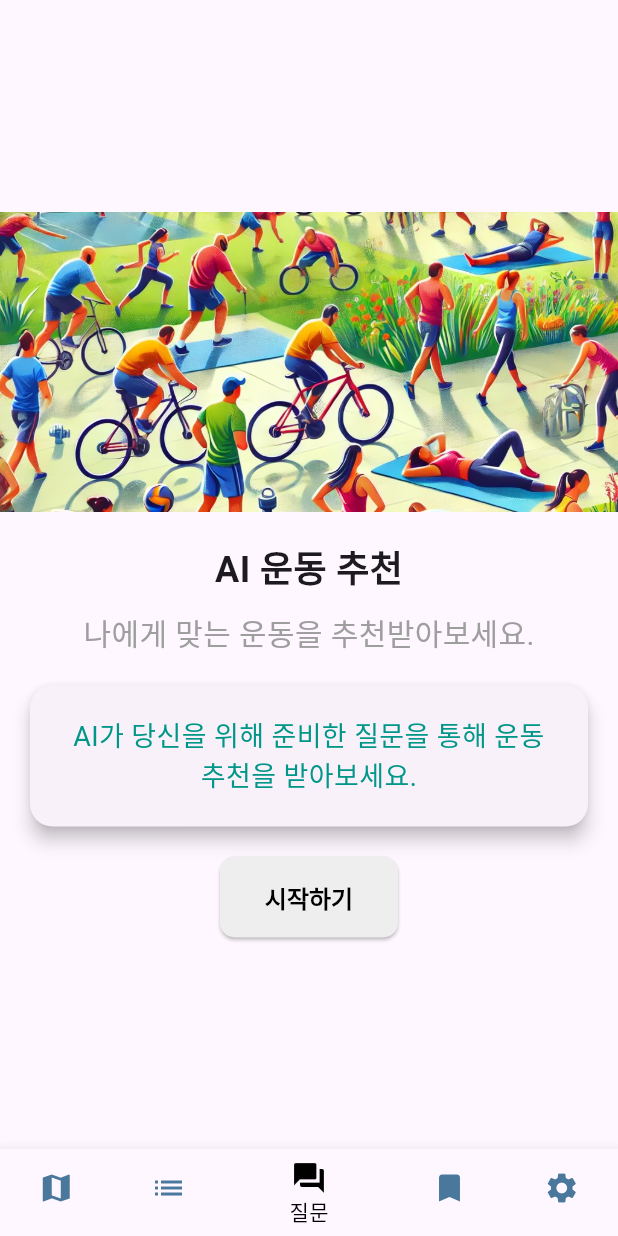
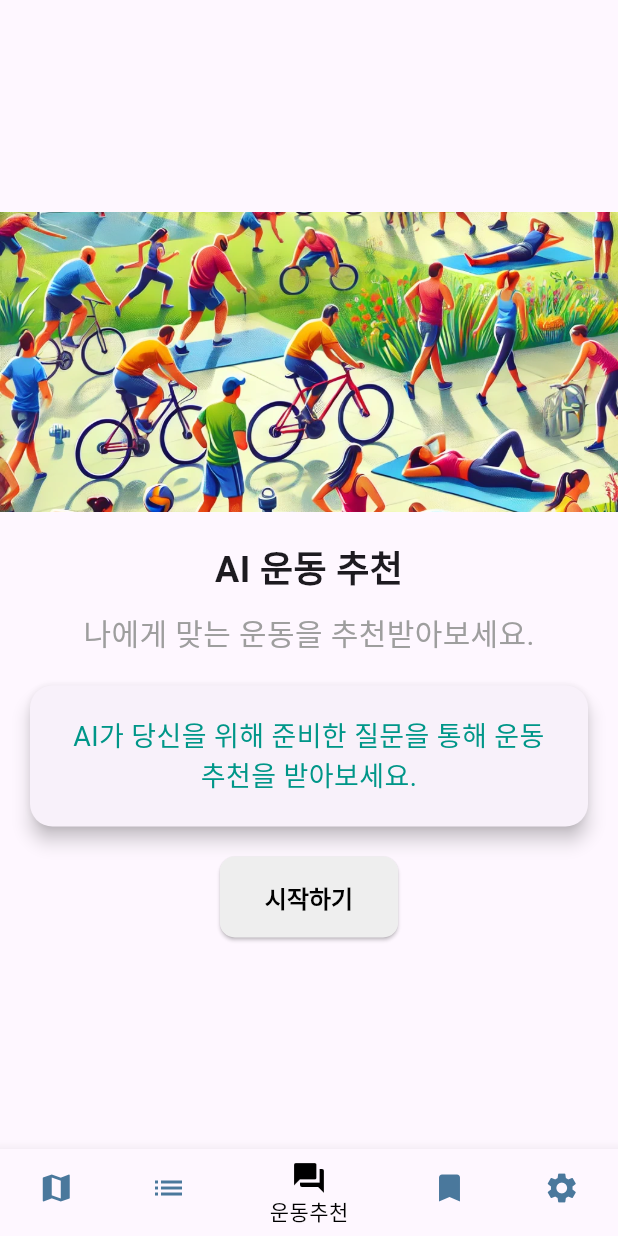
Before and after one commit to juntae123456/eodego_app, a Flutter app: the screen it shows after launch, item 3 of the bottom bar chosen, on a phone screen of 412 x 824 dp. Run offline on Flutter 3.47's test engine with Material 3 defaults, Android fonts, the phone set to English and light mode, and no system bars; our stand-ins replace flutter_dotenv, geocoding, google_maps_flutter, location, percent_indicator, sqflite; accounts and stored records are empty.

```diff
--- a/lib/screen/widget/Custom_bottom_navigation_bar.dart
+++ b/lib/screen/widget/Custom_bottom_navigation_bar.dart
@@ -29,7 +29,7 @@ class CustomBottomNavigationBar extends StatelessWidget {
         ),
         BottomNavigationBarItem(
           icon: Icon(Icons.question_answer),
-          label: '질문',
+          label: '운동추천',
         ),
         BottomNavigationBarItem(
           icon: Icon(Icons.bookmark),
```
Also changed, not shown: lib/screen/home_page.dart (+6 -3 lines).
